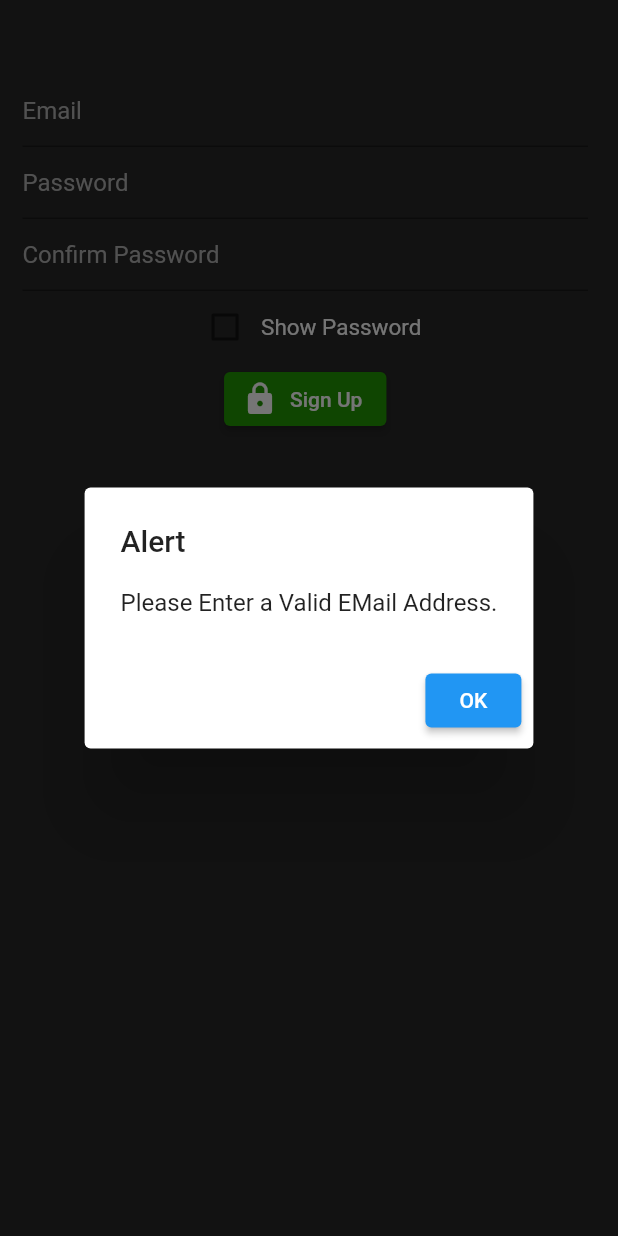
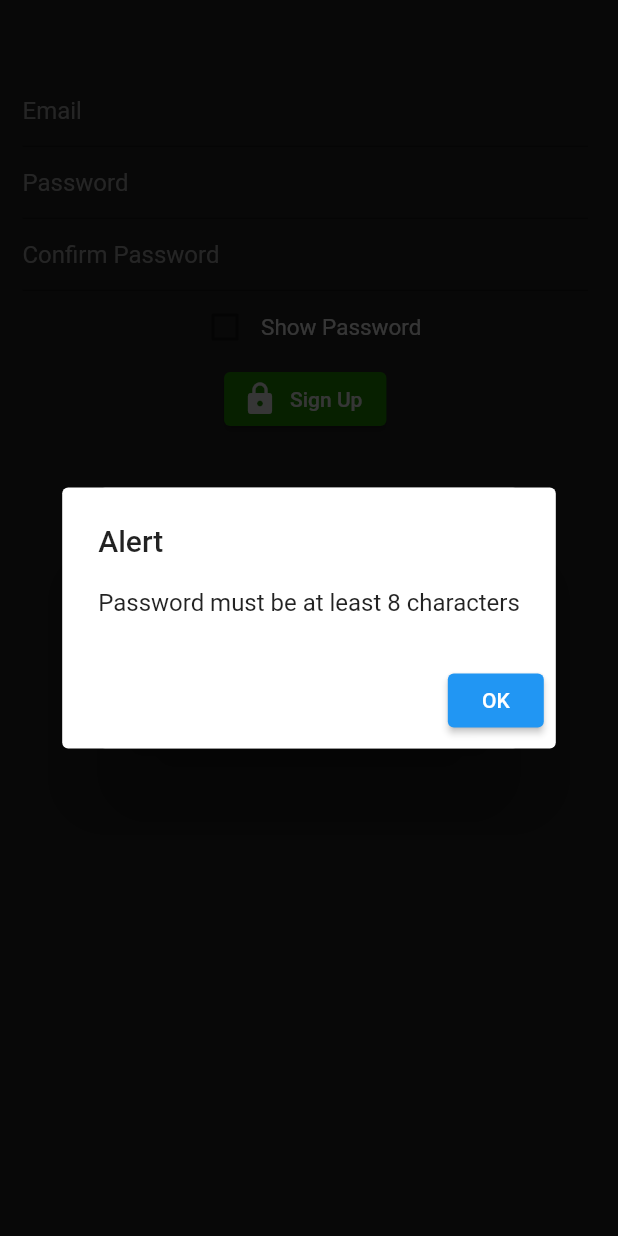
Before and after one commit to centaurusgod/flutter_firebase_authenication, a Flutter app: the SignUpPage screen opened by its route, after a tap on "Sign Up", on a phone screen of 412 x 824 dp. Run offline on Flutter 3.47's test engine with Material 2 defaults, Android fonts, the phone set to English and light mode, and no system bars; our stand-ins replace firebase_auth, firebase_core; accounts and stored records are empty.

```diff
--- a/lib/main.dart
+++ b/lib/main.dart
@@ -5,7 +5,7 @@ import 'screens/sign_up.dart';
 
 void main() async{
   WidgetsFlutterBinding.ensureInitialized();
-  await Firebase.initializeApp;
+  await Firebase.initializeApp();
   runApp(MaterialApp(
     debugShowCheckedModeBanner: false,
     //home is "screens/home_page.dart"
--- a/lib/screens/home_page.dart
+++ b/lib/screens/home_page.dart
@@ -113,7 +113,8 @@ class _HomePageState extends State<HomePage> {
                       label: Text("Sign Up"),
                     ),
                   ],
-                )
+                ),
+
               ],
             ),
           ),
--- a/lib/screens/sign_up.dart
+++ b/lib/screens/sign_up.dart
@@ -1,9 +1,10 @@
+import 'dart:developer';
+import 'package:firebase_auth/firebase_auth.dart';
 import 'package:flutter/material.dart';
 
 class SignUpPage extends StatefulWidget {
   @override
   State<StatefulWidget> createState() {
-    // TODO: implement createState
     return _SignUpPageState();
   }
 }
@@ -37,7 +38,7 @@ class _SignUpPageState extends State<SignUpPage> {
                   keyboardType: TextInputType.emailAddress,
                   cursorColor: Colors.white,
                   textDirection: TextDirection.ltr,
-                  decoration: InputDecoration(
+                  decoration: const InputDecoration(
                     hintText: "Email",
                     hintStyle:
                         TextStyle(color: Color.fromARGB(255, 176, 176, 176)),
@@ -49,7 +50,7 @@ class _SignUpPageState extends State<SignUpPage> {
                   controller: passwordController,
                   cursorColor: Colors.white,
                   textDirection: TextDirection.ltr,
-                  decoration: InputDecoration(
+                  decoration: const InputDecoration(
                     hintText: "Password",
                     hintStyle:
                         TextStyle(color: Color.fromARGB(255, 176, 176, 176)),
@@ -61,7 +62,7 @@ class _SignUpPageState extends State<SignUpPage> {
                   controller: confirmPasswordController,
                   cursorColor: Colors.white,
                   textDirection: TextDirection.ltr,
-                  decoration: InputDecoration(
+                  decoration: const InputDecoration(
                     hintText: "Confirm Password",
                     hintStyle:
                         TextStyle(color: Color.fromARGB(255, 176, 176, 176)),
@@ -80,7 +81,7 @@ class _SignUpPageState extends State<SignUpPage> {
                       checkColor: Colors.amber,
                       activeColor: Colors.black,
                     ),
-                    Text(
+                    const Text(
                       "Show Password",
                       style: TextStyle(
                         color: Colors.white,
@@ -96,37 +97,27 @@ class _SignUpPageState extends State<SignUpPage> {
                     //  minimumSize: Size.fromHeight(15),
                     // maximumSize:  Size.fromHeight(20),
                   ),
-                  onPressed: (() {
-                    // Navigator.push(
-                    //   context,
-                    //   MaterialPageRoute(
-                    //     builder: (context) => SignUpPage(),
-                    //   ),
-                    // );
-                    String value = "";
-                    value = emailController.text.toString();
-                    if (!RegExp(
-                            r"^[a-zA-Z0-9.a-zA-Z0-9.!#$%&'*+-/=?^_`{|}~]+@[a-zA-Z0-9]+\.[a-zA-Z]+")
-                        .hasMatch(value)) {
-                      showDialog(
-                        context: context,
-                        builder: (BuildContext context) {
-                          return AlertDialog(
-                            title: Text('Alert'),
-                            content: Text('Please Enter a Valid EMail Address.'),
-                            actions: [
-                              ElevatedButton(
-                                child: Text('OK'),
-                                onPressed: () {
-                                  Navigator.of(context).pop();
-                                },
-                              ),
-                            ],
-                          );
-                        },
-                      );
-                      // return 'Please enter a valid email address';
+                  onPressed: (() async {
+                    checkForNullInstances();
+                    String email = emailController.text.toString();
+                    returnAlertDialogOnEmailError(
+                        email, "Please Enter Valid Email");
+
+                    if (_validatePassword()) {
+                      log("before firebase");
+                      try {
+                        await FirebaseAuth.instance
+                            .createUserWithEmailAndPassword(
+                                email: email,
+                                password: passwordController.text.toString());
+                        log("User Created");
+                      } catch (error) {
+                        _handleFirebaseThrownExceptions(error);
+                      }
+
+                      log("after firebase");
                     }
+
                     setState(() {});
                   }),
                   icon: Icon(Icons.lock),
@@ -139,4 +130,120 @@ class _SignUpPageState extends State<SignUpPage> {
       ),
     );
   }
+
+//created this to check email at first by mistake
+//so just didnt remove the code instead added a new lambda function
+//to show alertdialoges
+  returnAlertDialogOnEmailError(String value, String textValue) {
+    if (!RegExp(
+            r"^[a-zA-Z0-9.a-zA-Z0-9.!#$%&'*+-/=?^_`{|}~]+@[a-zA-Z0-9]+\.[a-zA-Z]+")
+        .hasMatch(value)) {
+      showDialog(
+        context: context,
+        builder: (BuildContext context) {
+          return AlertDialog(
+            title: Text('Alert'),
+            content: Text(textValue),
+            actions: [
+              ElevatedButton(
+                child: Text("OK"),
+                onPressed: () {
+                  Navigator.of(context).pop();
+                },
+              ),
+            ],
+          );
+        },
+      );
+      // return 'Please enter a valid email address';
+    }
+    return null;
+  }
+
+  //showing alert dialog for various kind of error
+  returnAlertDialogOnError(String textValue) {
+    showDialog(
+      context: context,
+      builder: (BuildContext context) {
+        return AlertDialog(
+          title: Text('Alert'),
+          content: Text(textValue),
+          actions: [
+            ElevatedButton(
+              child: const Text("OK"),
+              onPressed: () {
+                Navigator.of(context).pop();
+              },
+            ),
+          ],
+        );
+      },
+    );
+  }
+
+//function to validate password
+//and meet criteria for a strong password
+//matching length etc
+  bool _validatePassword() {
+    // Minimum length
+    String password = passwordController.text.toString();
+    if (password.length < 8) {
+      returnAlertDialogOnError("Password must be at least 8 characters");
+      return false;
+    }
+    if (passwordController.text.toString() !=
+        confirmPasswordController.text.toString()) {
+      returnAlertDialogOnError("Password didnot match");
+      return false;
+    }
+
+    // Must contain at least one lowercase letter, one uppercase letter, one digit, and one special character
+    if (!RegExp(
+            r'^(?=.*[a-z])(?=.*[A-Z])(?=.*\d)(?=.*[@$!%*?&])[A-Za-z\d@$!%*?&]{8,}$')
+        .hasMatch(password)) {
+      returnAlertDialogOnError(
+          "Use symbol, character, number, uppercase, lowercase in your password");
+      return false;
+    }
+
+    // Cannot contain the username
+    // Replace this with your own logic to check for the username
+    if (password.contains(emailController.text.toString())) {
+      returnAlertDialogOnError("Password cannot be Email");
+      return false;
+    }
+
+    // Passwords that are too common are not allowed
+    // Replace this with your own logic to check for common passwords
+    if (['password', '123456', 'qwerty'].contains(password)) {
+      returnAlertDialogOnError("Very weak password");
+      return false;
+    }
+
+    return true;
+  }
+
+  //handling firebase exceptions adn showing appropriate dialog
+  //that is meant to be shown to the users, rest are hidden
+  void _handleFirebaseThrownExceptions(Object error) {
+    if (error is FirebaseAuthException) {
+      switch (error.code) {
+
+         case 'firebase_auth/email-already-in-use':
+        // Code to handle the error
+        returnAlertDialogOnError('The email address is already in use by another account');
+        break;
+
+      }
+    }
+  }
+
+//checking if user inputs empty email just for testing. this has no use int he code
+  checkForNullInstances() {
+    if (emailController.text.toString() == null) {
+      log("Email is null");
+    } else {
+      log("Email is provided");
+    }
+  }
 }
```
